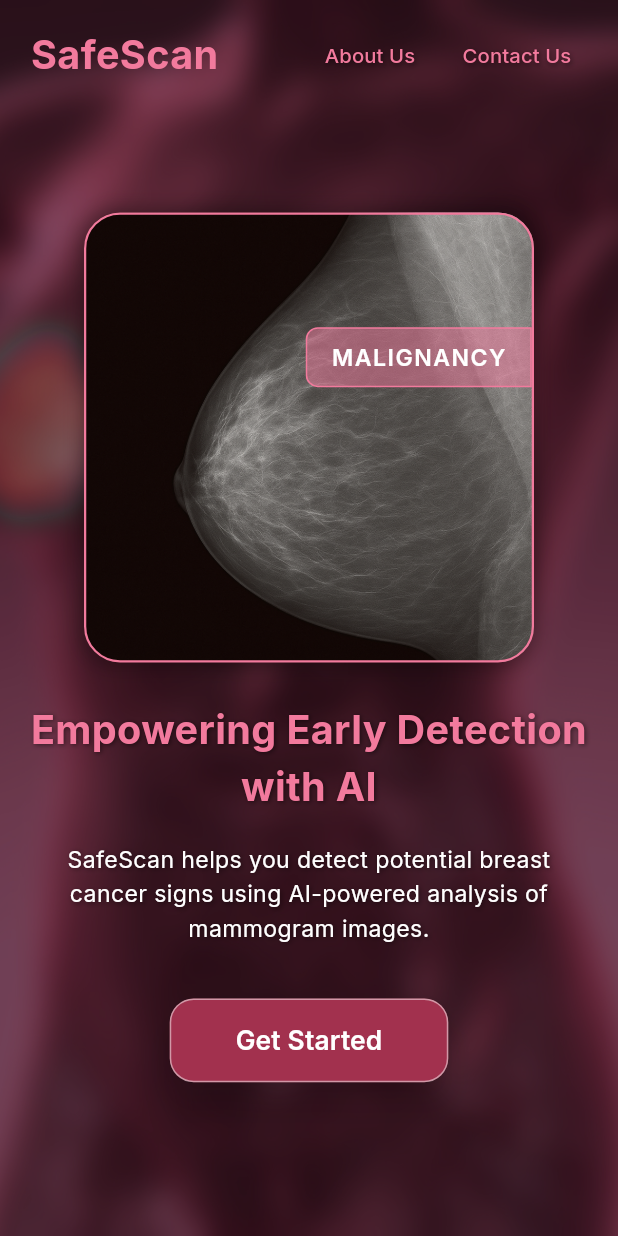
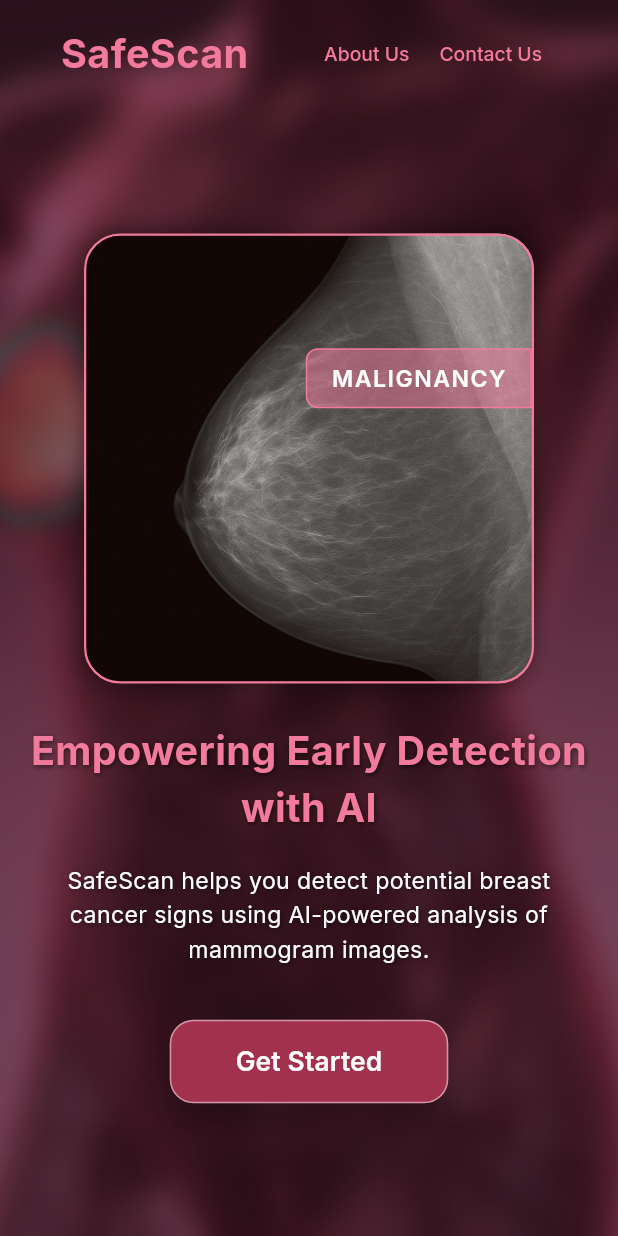
Before and after one commit to heithemb/SafeScan-AI-Powered-Mammogram-Analysis-System, a Flutter app: the UploadHome screen opened by its route, after a tap on "SafeScan", on a phone screen of 412 x 824 dp. Run offline on Flutter 3.47's test engine with Material 3 defaults, Android fonts, the phone set to English and light mode, and no system bars; our stand-ins replace google_fonts, image_picker, lottie.

Commit message:
add navigation to about us, landing page and contact us

```diff
--- a/mobile_bc_detection/lib/Controller.dart
+++ b/mobile_bc_detection/lib/Controller.dart
@@ -1,8 +1,6 @@
 import 'dart:typed_data';
 import 'dart:convert';
 import 'package:http/http.dart';
-
-
 
 class Controller {
   static Future<Map<String, dynamic>?> uploadImage(Uint8List imageBytes, double pixelSpacing) async {
@@ -52,9 +50,7 @@
       return null;
     }
   }
-
-
-static Future<Map<String, dynamic>?> sendEmail(Map<String, dynamic> formData) async {
+  static Future<Map<String, dynamic>?> sendEmail(Map<String, dynamic> formData) async {
     final uri = Uri.parse('http://localhost:8000/send-email');
 
     try {
--- a/mobile_bc_detection/lib/LandingPage.dart
+++ b/mobile_bc_detection/lib/LandingPage.dart
@@ -1,66 +1,47 @@
 import 'dart:math';
 import 'package:flutter/material.dart';
 import 'package:google_fonts/google_fonts.dart';
+import 'header.dart';
 
-class LandingPage extends StatefulWidget {
-  final GlobalKey aboutUsKey;
-  final bool scrollToAboutUs; // 👈 Add a flag for triggering scroll
+import 'app_keys.dart';
 
-  const LandingPage({
-    super.key,
-    required this.aboutUsKey,
-    this.scrollToAboutUs = false, // 👈 Optional, default is false
-  });
-
-  @override
-  State<LandingPage> createState() => _LandingPageState();
-}
-
-class _LandingPageState extends State<LandingPage> {
-  final ScrollController _scrollController = ScrollController();
-
-  @override
-  void initState() {
-    super.initState();
-    // 👇 Wait for build and scroll if needed
-    WidgetsBinding.instance.addPostFrameCallback((_) {
-      if (widget.scrollToAboutUs && widget.aboutUsKey.currentContext != null) {
-        Scrollable.ensureVisible(
-          widget.aboutUsKey.currentContext!,
-          duration: const Duration(milliseconds: 600),
-          curve: Curves.easeInOut,
-        );
-      }
-    });
-  }
+class LandingPage extends StatelessWidget {
 
   @override
   Widget build(BuildContext context) {
     final screenWidth = MediaQuery.of(context).size.width;
     final screenHeight = MediaQuery.of(context).size.height;
 
+    // Responsive font with tighter clamp for larger screens
     double responsiveFont(double size) {
-      final scale = screenWidth / 375;
+      final scale = screenWidth / 375; // base: mobile
       final scaled = size * scale;
+      // clamp between 0.8x and 1.2x
       return scaled.clamp(size * 0.8, size * 1.2);
     }
 
+    // Helper sizes
     double horizontalPadding = min(24.0, screenWidth * 0.05);
     double verticalPadding = min(16.0, screenHeight * 0.02);
+
+    // Determine max image box size
     final maxImageSize = min(screenWidth * 0.8, 300.0);
 
     return Scaffold(
       body: Stack(
         children: [
+          // Background
           Positioned.fill(
             child: Image.asset('assets/bg2.jpg', fit: BoxFit.cover),
           ),
           Positioned.fill(
             child: Container(color: const Color.fromARGB(150, 42, 14, 24)),
           ),
+
+          // Content
           SafeArea(
             child: SingleChildScrollView(
-              controller: _scrollController,
+              primary: true,
               child: ConstrainedBox(
                 constraints: BoxConstraints(minHeight: screenHeight),
                 child: Padding(
@@ -69,54 +50,18 @@
                     vertical: verticalPadding,
                   ),
                   child: Column(
+                    key: AppKeys.landingPageKey,
                     crossAxisAlignment: CrossAxisAlignment.start,
                     children: [
-                      Row(
-                        mainAxisAlignment: MainAxisAlignment.spaceBetween,
-                        children: [
-                          Flexible(
-                            child: Text(
-                              'SafeScan',
-                              style: GoogleFonts.inter(
-                                color: const Color(0xFFF27A9D),
-                                fontSize: responsiveFont(24),
-                                fontWeight: FontWeight.bold,
-                              ),
-                            ),
-                          ),
-                          Flexible(
-                            child: FittedBox(
-                              fit: BoxFit.scaleDown,
-                              child: Row(
-                                children: [
-                                  _navButton(
-                                    'About Us',
-                                    responsiveFont(14),
-                                    onPressed: () {
-                                      Scrollable.ensureVisible(
-                                        widget.aboutUsKey.currentContext!,
-                                        duration: const Duration(milliseconds: 500),
-                                        curve: Curves.easeInOut,
-                                      );
-                                    },
-                                  ),
-                                  const SizedBox(width: 12),
-                                  GestureDetector(
-                                  onTap: () {
-                                  Navigator.pushNamed(context, '/contactus');},
-                                    child:  _navButton('Contact Us', responsiveFont(14)),),
-                                ],
-                              ),
-                            ),
-                          ),
-                        ],
-                      ),
+                      // Top bar
+                      buildHeader(context, screenWidth),
 
                       SizedBox(height: responsiveFont(16)),
 
+                      // Image container with max size
                       Center(
                         child: Container(
-                          margin: EdgeInsets.only(top: responsiveFont(60)),
+                        margin: EdgeInsets.only(top: responsiveFont(60)), // or whatever value you want
                           width: maxImageSize,
                           height: maxImageSize,
                           decoration: BoxDecoration(
@@ -144,7 +89,7 @@
                                 top: maxImageSize * 0.25,
                                 right: 0,
                               ),
-                              padding: const EdgeInsets.symmetric(
+                              padding: EdgeInsets.symmetric(
                                 horizontal: 16,
                                 vertical: 8,
                               ),
@@ -171,6 +116,7 @@
 
                       SizedBox(height: responsiveFont(24)),
 
+                      // Title
                       Center(
                         child: Text(
                           'Empowering Early Detection\nwith AI',
@@ -192,6 +138,7 @@
 
                       SizedBox(height: responsiveFont(16)),
 
+                      // Subtitle
                       Center(
                         child: Padding(
                           padding: const EdgeInsets.symmetric(horizontal: 16.0),
@@ -216,15 +163,12 @@
 
                       SizedBox(height: responsiveFont(32)),
 
+                      // Get Started button
+
+
                       Center(
                         child: ElevatedButton(
-                          onPressed: () => Navigator.pushNamed(
-                            context,
-                            '/UploadPage',
-                            arguments: {
-                              'key': widget.aboutUsKey,
-                            },
-                          ),
+                          onPressed: () => Navigator.pushNamed(context, '/UploadPage'),
                           style: ElevatedButton.styleFrom(
                             backgroundColor: const Color(0xFFA2314E),
                             padding: EdgeInsets.symmetric(
@@ -252,8 +196,8 @@
                         ),
                       ),
 
+                      // About Us Section
                       SizedBox(height: responsiveFont(60)),
-
                      Center(
                         child: ConstrainedBox(
                           constraints: BoxConstraints(
@@ -261,12 +205,12 @@
                                 ? 900
                                 : screenWidth > 800
                                     ? 750
-                                    : screenWidth > 750
-                                        ? 700
+                                    : screenWidth >750 ?700
                                        : double.infinity,
+
                           ),
                           child: Container(
-                            key: widget.aboutUsKey,
+                            key: AppKeys.aboutUsKey,
                             padding: EdgeInsets.symmetric(
                               horizontal: horizontalPadding,
                               vertical: responsiveFont(25),
@@ -283,6 +227,7 @@
                         child: Column(
                           crossAxisAlignment: CrossAxisAlignment.start,
                           children: [
+                            // Section Title
                             Text(
                               'About SafeScan',
                               style: GoogleFonts.inter(
@@ -299,8 +244,9 @@
                               ),
                             ),
                             SizedBox(height: responsiveFont(16)),
+                            // Content
                             Text(
-                                  'At SafeScan, we are dedicated to revolutionizing breast cancer detection through advanced technology and clinical insight...',
+                              'At SafeScan, we are dedicated to revolutionizing breast cancer detection through advanced technology and clinical insight. Our mission is to empower radiologists with intelligent tools that assist in the early detection. We combine cutting-edge AI algorithms with a user-friendly interface to support healthcare professionals in identifying potential malignancies with greater precision and confidence.\n\nTogether, we believe technology and medicine can save lives—one mammogram at a time.',
                               style: GoogleFonts.inter(
                                 color: Colors.white,
                                 fontSize: responsiveFont(14),
@@ -308,22 +254,20 @@
                               ),
                             ),
                             SizedBox(height: responsiveFont(16)),
+                            // Decorative elements
                             Row(
                               mainAxisAlignment: MainAxisAlignment.end,
                               children: [
                                 _buildPinkDot(),
-                                    const SizedBox(width: 8),
+                                SizedBox(width: 8),
                                 _buildPinkDot(),
-                                    const SizedBox(width: 8),
+                                SizedBox(width: 8),
                                 _buildPinkDot(),
                               ],
                             ),
                           ],
                         ),
-                          ),
-                        ),
-                      ),
-
+                      ),),),
                       SizedBox(height: responsiveFont(40)),
                     ],
                   ),
--- a/mobile_bc_detection/lib/UploadPage.dart
+++ b/mobile_bc_detection/lib/UploadPage.dart
@@ -20,6 +20,7 @@
  String? _selectedSystem;
   bool _showManualInput = false;
   final TextEditingController _pixelSizeController = TextEditingController();
+
 
   // List of mammogram systems with their pixel sizes in micrometers
   final List<Map<String, dynamic>> _mammogramSystems = [
@@ -186,8 +187,8 @@
               child: SingleChildScrollView(
                 child: Column(
                   children: [
-                    buildHeader(context,screenWidth),
-                    const SizedBox(height: 60), // Reduced from 120
+                    buildHeader(context, screenWidth),
+                    const SizedBox(height: 60),
                     Center(
                       child: GestureDetector(
                         onTap: _pickImage,
--- /dev/null
+++ b/mobile_bc_detection/lib/app_keys.dart
@@ -0,0 +1,7 @@
+// app_keys.dart
+import 'package:flutter/cupertino.dart';
+
+class AppKeys {
+  static final GlobalKey aboutUsKey = GlobalKey();
+  static final GlobalKey landingPageKey= GlobalKey();
+}
--- a/mobile_bc_detection/lib/header.dart
+++ b/mobile_bc_detection/lib/header.dart
@@ -1,24 +1,26 @@
 import 'package:flutter/material.dart';
 import 'package:google_fonts/google_fonts.dart';
-import 'package:mobile_bc_detection/LandingPage.dart';
-
-Widget _navButton(String title, double fontSize, BuildContext context) {
-  return Text(
-    title,
-    style: GoogleFonts.inter(
-      color: const Color(0xFFF27A9D),
-      fontSize: fontSize,
-      fontWeight: FontWeight.w500,
+import 'app_keys.dart';
+Widget _navButton(String title, double fontSize, VoidCallback onPressed) {
+  return TextButton(
+    onPressed: onPressed,
+    style: TextButton.styleFrom(
+      foregroundColor: const Color(0xFFF27A9D),
+      padding: const EdgeInsets.symmetric(horizontal: 12),
+      textStyle: GoogleFonts.inter(
+        fontSize: fontSize,
+        fontWeight: FontWeight.w500,
+      ),
     ),
+    child: Text(title),
   );
 }
 
-Widget buildHeader(BuildContext context, double screenWidth ) {
+
+
+Widget buildHeader(BuildContext context, double screenWidth) {
   final font24 = responsiveFont(24, screenWidth);
   final font14 = responsiveFont(14, screenWidth);
-
-  // Create a GlobalKey instance
-  final GlobalKey aboutUsKey = GlobalKey();
 
   return Padding(
     padding: const EdgeInsets.symmetric(horizontal: 20.0, vertical: 16.0),
@@ -28,7 +30,27 @@
         Flexible(
           child: GestureDetector(
             onTap: () {
-              Navigator.pushNamed(context, '/');
+              // Simple navigation without scroll logic
+              if (ModalRoute.of(context)?.settings.name != '/') {
+                Navigator.popUntil(context, (route) => route.isFirst);
+                Future.delayed(const Duration(milliseconds: 100), () {
+                  if (AppKeys.landingPageKey.currentContext != null) {
+                    Scrollable.ensureVisible(
+                      AppKeys.landingPageKey.currentContext!,
+                      duration: const Duration(milliseconds: 500),
+                      curve: Curves.easeInOut,
+                    );
+                  }
+                });
+              } else {
+                if (AppKeys.landingPageKey.currentContext != null) {
+                  Scrollable.ensureVisible(
+                    AppKeys.landingPageKey.currentContext!,
+                    duration: const Duration(milliseconds: 500),
+                    curve: Curves.easeInOut,
+                  );
+                }
+              }
             },
             child: FittedBox(
               fit: BoxFit.scaleDown,
@@ -49,27 +71,33 @@
             fit: BoxFit.scaleDown,
             child: Row(
               children: [
-                GestureDetector(
-                  onTap: () {
-                    Navigator.pushNamed(
-                      context,
-                      '/',
-                    ).then((_) {
-                      Scrollable.ensureVisible(aboutUsKey.currentContext!);
-                    }) ; },
-
-                  child: _navButton('About Us', font14, context),
-                ),
-
-
-                const SizedBox(width: 12),
-                GestureDetector(
-                  onTap: () {
+                // Update the About Us button callback:
+                _navButton('About Us', font14, () {
+                  if (ModalRoute.of(context)?.settings.name != '/') {
+                    Navigator.popUntil(context, (route) => route.isFirst);
+                    Future.delayed(const Duration(milliseconds: 100), () {
+                      if (AppKeys.aboutUsKey.currentContext != null) {
+                        Scrollable.ensureVisible(
+                          AppKeys.aboutUsKey.currentContext!,
+                          duration: const Duration(milliseconds: 500),
+                          curve: Curves.easeInOut,
+                        );
+                      }
+                    });
+                  } else {
+                    if (AppKeys.aboutUsKey.currentContext != null) {
+                      Scrollable.ensureVisible(
+                        AppKeys.aboutUsKey.currentContext!,
+                        duration: const Duration(milliseconds: 500),
+                        curve: Curves.easeInOut,
+                      );
+                    }
+                  }
+                }),
+                _navButton('Contact Us', font14, () {
+                  // Contact us logic
                   Navigator.pushNamed(context, '/contactus');
-
-                    ;},
-                    child: _navButton('Contact Us', font14, context),
-                ),
+                }),
               ],
             ),
           ),
@@ -77,7 +105,10 @@
       ],
     ),
   );
+
 }
+
+
 
 double responsiveFont(double size, double screenWidth) {
   final scale = screenWidth / 375;
--- a/mobile_bc_detection/lib/main.dart
+++ b/mobile_bc_detection/lib/main.dart
@@ -1,24 +1,23 @@
 import 'dart:ui';
 import 'package:flutter/material.dart';
-import 'package:mobile_bc_detection/ContactUs.dart';
+import 'ContactUs.dart';
 import 'UploadPage.dart';
 import 'LandingPage.dart';
 
+// main.dart
+import 'app_keys.dart';
 void main() {
   runApp(MyApp());
 }
-
 class MyApp extends StatelessWidget {
-  final GlobalKey aboutUsKey = GlobalKey();
-
   @override
   Widget build(BuildContext context) {
     return MaterialApp(
       debugShowCheckedModeBanner: false,
       initialRoute: '/',
       routes: {
-        '/': (context) => LandingPage(aboutUsKey: aboutUsKey), // Pass the GlobalKey here
-        '/UploadPage':(context)=>UploadHome(),
+        '/': (context) => LandingPage(),
+        '/UploadPage': (context) => UploadHome(),
         '/contactus':(context)=>ContactUs(),
       },
     );
```
Also changed, not shown: mobile_bc_detection/lib/ResultsPage.dart (+12 -8 lines). Lines whose indentation alone changed are shown as unchanged.
